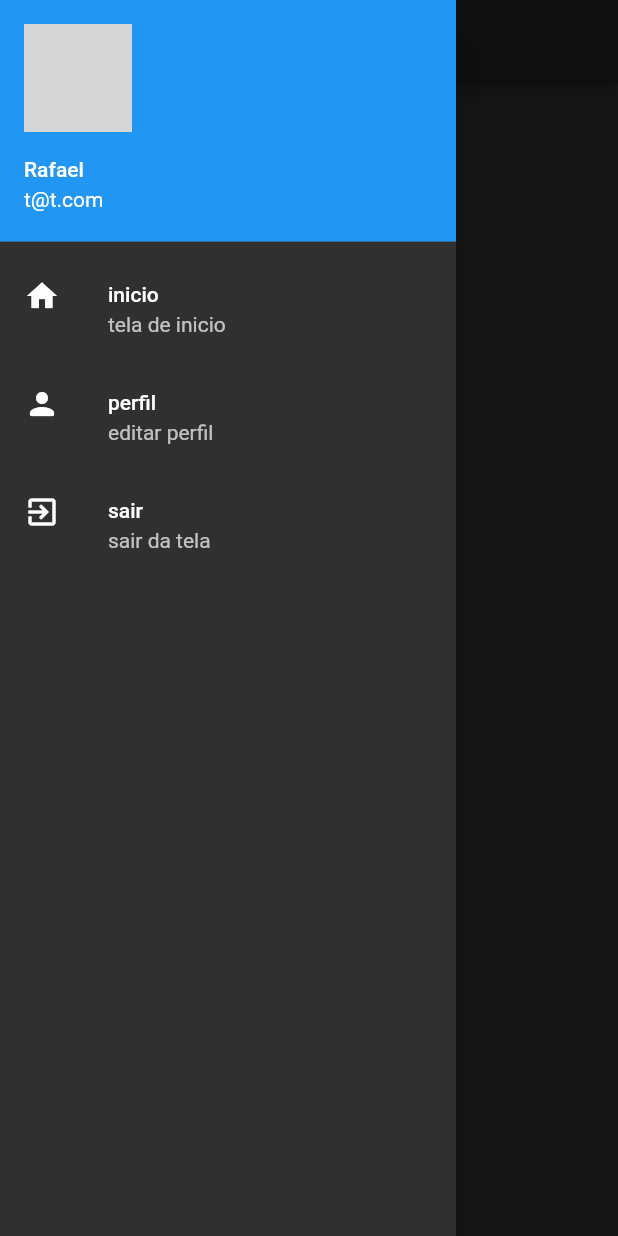
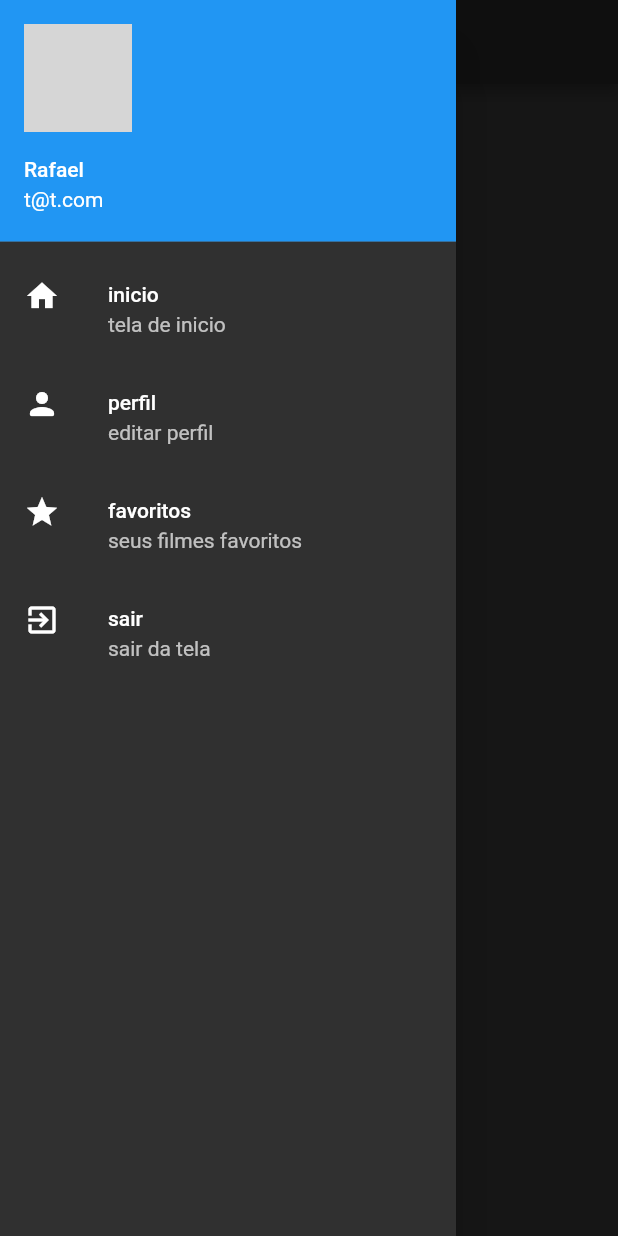
Before and after one commit to FIAP-MBA/20mob-flutter-final-project, a Flutter app: the screen it shows after launch, with the side drawer open, on a phone screen of 412 x 824 dp. Run offline on Flutter 3.47's test engine with Material 2 defaults, Android fonts, the phone set to English and light mode, and no system bars; our stand-ins replace animated_text_kit, auto_size_text, cached_network_image, cloud_firestore, dio, firebase_auth and 5 more; accounts and stored records are empty; generated files the repository leaves out were written again; network calls fail; grey boxes are pictures that could not be loaded.

Commit message:
Adicionado nova opção de menu e lottie ao projeto

```diff
--- a/lib/app/views/hamburguer_view.dart
+++ b/lib/app/views/hamburguer_view.dart
@@ -37,6 +37,16 @@ class HamburguerView extends StatelessWidget {
                 },
               ),
               ListTile(
+                leading: Icon(Icons.star),
+                title: Text("favoritos"),
+                subtitle: Text("seus filmes favoritos"),
+                onTap: () {
+                  Navigator.push(context,
+                      MaterialPageRoute(builder: (context) => ProfileView())
+                  );
+                },
+              ),
+              ListTile(
                 leading: Icon(Icons.exit_to_app),
                 title: Text("sair"),
                 subtitle: Text("sair da tela"),
--- a/lib/app/widget/text_movie.dart
+++ b/lib/app/widget/text_movie.dart
@@ -60,7 +60,7 @@ class MovieDetailsTextWidgets {
     );
   }
 
-  Widget buildTagline(String text) {
+  Widget buildTagLine(String text) {
     return TyperAnimatedTextKit(
       text: [text],
       duration: Duration(seconds: 2),
--- a/pubspec.yaml
+++ b/pubspec.yaml
@@ -24,6 +24,7 @@ dependencies:
   cloud_firestore: ^0.13.0+1
   google_sign_in: ^4.1.1
   firebase_auth: ^0.15.3
+  lottie: ^0.1.4
 
 
 dev_dependencies:
```
